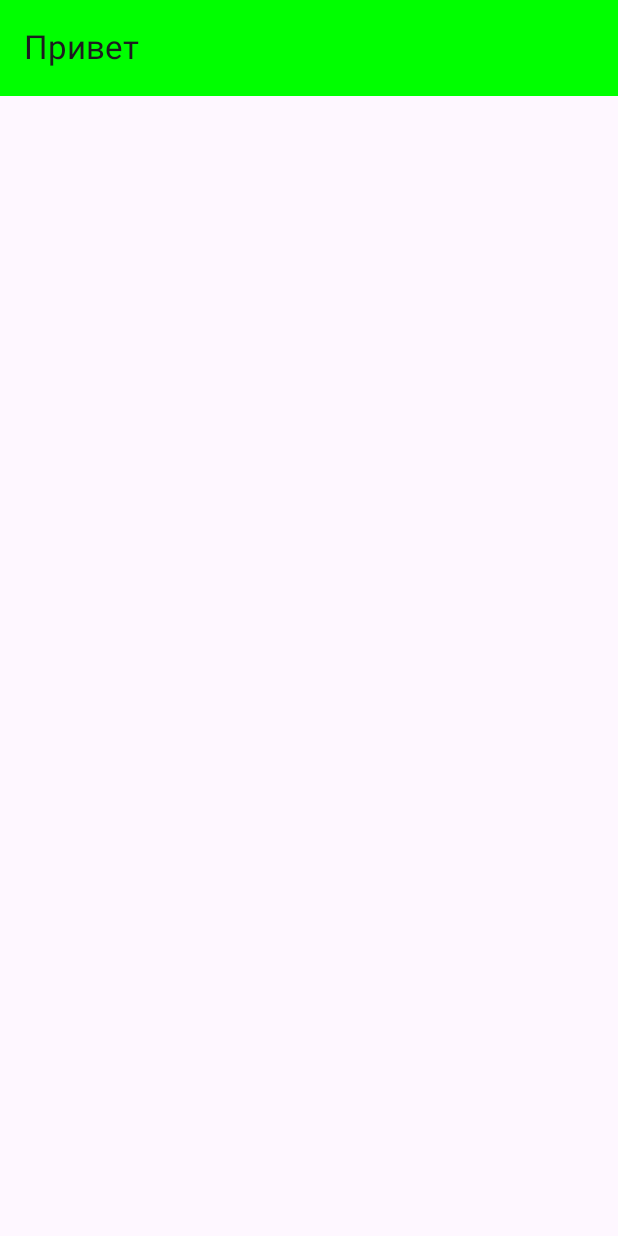
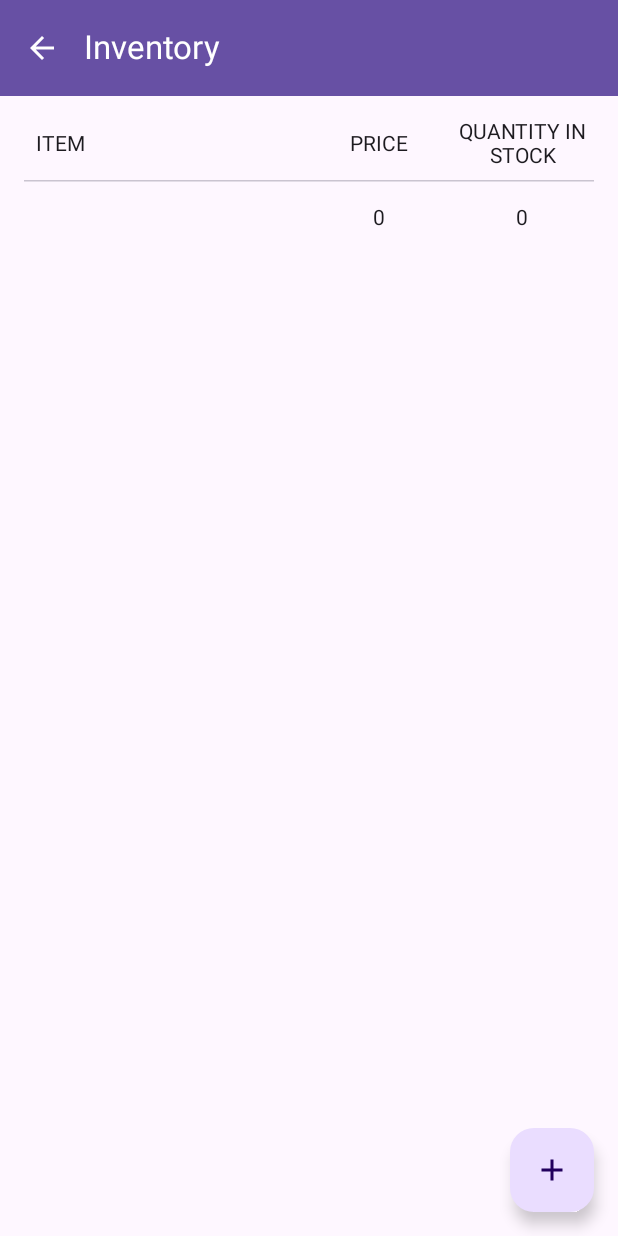
Before and after one commit to Timofiy0-0/Inventory, an Android app built with Jetpack Compose: the InventoryScreen screen opened through its navigation route, on a phone screen of 412 x 824 dp. Run offline under Robolectric (Android 15) with nearby library versions, the phone set to English and light mode, and no system bars; our stand-ins replace Room's generated code.

Commit message:
закончил проект

```diff
--- /dev/null
+++ b/app/src/main/java/com/tima/inventory/DAO.kt
@@ -0,0 +1,19 @@
+package com.tima.inventory
+
+import androidx.room.Dao
+import androidx.room.Insert
+import androidx.room.OnConflictStrategy
+import androidx.room.Query
+import kotlinx.coroutines.flow.Flow
+
+@Dao
+interface ItemDao {
+    @Insert(onConflict = OnConflictStrategy.REPLACE)
+    suspend fun insert(item: Item)
+
+    @Query("SELECT * FROM items")
+    fun getAllItems(): Flow<List<Item>>
+
+    @Query("DELETE FROM items WHERE id = :id")
+    suspend fun deleteById(id: Long)
+}
--- /dev/null
+++ b/app/src/main/java/com/tima/inventory/DataClass.kt
@@ -0,0 +1,14 @@
+package com.tima.inventory
+
+import androidx.room.Entity
+import androidx.room.PrimaryKey
+
+@Entity(tableName = "items")
+data class Item(
+    @PrimaryKey(autoGenerate = true)
+    val id: Long,
+    val name: String,
+    var price:Long,
+    var quantity:Long,
+
+)
--- /dev/null
+++ b/app/src/main/java/com/tima/inventory/Database.kt
@@ -0,0 +1,9 @@
+package com.tima.inventory
+
+import androidx.room.Database
+import androidx.room.RoomDatabase
+
+@Database(entities = [Item::class], version = 1)
+abstract class AppDatabase : RoomDatabase() {
+    abstract fun itemDao(): ItemDao
+}
--- a/app/src/main/java/com/tima/inventory/InventoryApp.kt
+++ b/app/src/main/java/com/tima/inventory/InventoryApp.kt
@@ -1,48 +1,190 @@
 package com.tima.inventory
 
+import androidx.compose.foundation.clickable
 import androidx.compose.foundation.layout.Column
+import androidx.compose.foundation.layout.Row
+import androidx.compose.foundation.layout.Spacer
+import androidx.compose.foundation.layout.fillMaxSize
+import androidx.compose.foundation.layout.fillMaxWidth
+import androidx.compose.foundation.layout.height
+import androidx.compose.foundation.layout.padding
+import androidx.compose.foundation.lazy.LazyColumn
+import androidx.compose.foundation.lazy.items
+import androidx.compose.foundation.text.KeyboardOptions
 import androidx.compose.material3.Button
+import androidx.compose.material3.HorizontalDivider
+import androidx.compose.material3.OutlinedButton
 import androidx.compose.material3.Text
 import androidx.compose.material3.TextField
 import androidx.compose.runtime.Composable
+import androidx.compose.runtime.LaunchedEffect
 import androidx.compose.runtime.getValue
+import androidx.compose.runtime.mutableLongStateOf
 import androidx.compose.runtime.mutableStateOf
 import androidx.compose.runtime.saveable.rememberSaveable
 import androidx.compose.runtime.setValue
+import androidx.compose.ui.Alignment
+import androidx.compose.ui.Modifier
+import androidx.compose.ui.text.input.KeyboardType
+import androidx.compose.ui.text.style.TextAlign
+import androidx.compose.ui.unit.dp
 import androidx.compose.ui.unit.sp
+import androidx.lifecycle.compose.collectAsStateWithLifecycle
 import androidx.navigation.NavHostController
 
 @Composable
-fun InventoryScreen(navController: NavHostController) {
-
-}
-
-@Composable
-fun AddItemScreen(navController: NavHostController) {
-    var name by rememberSaveable { mutableStateOf("") }
-    var surname by rememberSaveable { mutableStateOf("") }
-    var result by rememberSaveable { mutableStateOf("") }
-    Column {
-        TextField(value = name, onValueChange = { name = it })
-        TextField(value = surname, onValueChange = { surname = it })
-        Button(onClick = { result = "$name $surname" }) {
-            Text(text = "Анука что там будет")
+fun InventoryScreen(navController: NavHostController, viewModel: ItemViewModel) {
+    val allItems by viewModel.allItems.collectAsStateWithLifecycle(listOf())
+    Column(
+        Modifier
+            .padding(16.dp)
+            .fillMaxSize()
+    ) {
+        Row {
+            Text(
+                text = "ITEM",
+                Modifier
+                    .weight(2F)
+                    .align(Alignment.CenterVertically)
+                    .padding(start = 8.dp)
+            )
+            Text(
+                text = "PRICE",
+                Modifier
+                    .weight(1F)
+                    .align(Alignment.CenterVertically), textAlign = TextAlign.Center
+            )
+            Text(
+                text = "QUANTITY IN STOCK",
+                Modifier
+                    .weight(1F)
+                    .align(Alignment.CenterVertically), textAlign = TextAlign.Center
+            )
         }
-        Text(text = result, fontSize = 50.sp)
+        Spacer(Modifier.height(8.dp))
+        HorizontalDivider()
+        LazyColumn {
+            items(allItems) { item ->
+                ItemView(item) { itemData ->
+                    viewModel.selectedItem = itemData
+                    navController.navigate(ITEM_DETAILS_SCREEN)
+                }
+            }
+        }
     }
 }
 
 @Composable
-fun EditItemScreen(navController: NavHostController) {
-
+fun ItemView(item: Item, onClick: (Item) -> Unit) {
+    Row(
+        Modifier
+            .height(48.dp)
+            .clickable { onClick(item) }
+    )
+    {
+        Text(
+            item.name,
+            Modifier
+                .weight(2f)
+                .align(Alignment.CenterVertically)
+                .padding(start = 8.dp)
+        )
+        Text(
+            item.price.toString(),
+            Modifier
+                .weight(1f)
+                .align(Alignment.CenterVertically),
+            textAlign = TextAlign.Center
+        )
+        Text(
+            item.quantity.toString(),
+            Modifier
+                .weight(1f)
+                .align(Alignment.CenterVertically),
+            textAlign = TextAlign.Center
+        )
+    }
 }
 
 @Composable
-fun ItemDetailsScreen(navController: NavHostController) {
+fun AddEditItemScreen(navController: NavHostController, viewModel: ItemViewModel) {
+    var name by rememberSaveable { mutableStateOf(viewModel.selectedItem?.name ?: "") }
+    var price by rememberSaveable { mutableStateOf(viewModel.selectedItem?.price?.toString() ?: "") }
+    var quantity by rememberSaveable {
+        mutableStateOf(
+            viewModel.selectedItem?.quantity?.toString() ?: ""
+        )
+    }
+    Column(modifier = Modifier.padding(16.dp)) {
+        TextField(name, { name = it }, modifier = Modifier.fillMaxWidth(), label = {
+            Text("Item Name")
+        })
+        Spacer(Modifier.height(16.dp))
+        TextField(
+            value = price,
+            onValueChange = { price = it },
+            modifier = Modifier.fillMaxWidth(),
+            keyboardOptions = KeyboardOptions.Default.copy(keyboardType = KeyboardType.Number),
+            label = { Text("Item Price") }
+        )
+        Spacer(Modifier.height(16.dp))
+        TextField(
+            value = quantity,
+            onValueChange = { quantity = it },
+            keyboardOptions = KeyboardOptions.Default.copy(keyboardType = KeyboardType.Number),
+            modifier = Modifier.fillMaxWidth(),
+            label = { Text("Quantity in Stock") }
+        )
+        Spacer(Modifier.height(32.dp))
+        Button({
+            val newItem = if (viewModel.selectedItem != null)
+                viewModel.selectedItem!!.copy(
+                    name = name,
+                    price = price.toLongOrNull() ?: 0,
+                    quantity = quantity.toLongOrNull() ?: 0
+                )
+            else
+                Item(
+                id = 0,
+                name = name,
+                price = price.toLongOrNull() ?: 0,
+                quantity = quantity.toLongOrNull() ?: 0
+            )
+            viewModel.insertItem(newItem)
+            if (viewModel.selectedItem != null) viewModel.selectedItem = newItem
+            navController.popBackStack()
+        }, modifier = Modifier.fillMaxWidth()) { Text("Save") }
+    }
+}
 
+@Composable
+fun ItemDetailsScreen(navController: NavHostController, viewModel: ItemViewModel) {
+    var quantity by rememberSaveable { mutableLongStateOf(viewModel.selectedItem?.quantity ?: 0) }
+    LaunchedEffect(Unit) { quantity = viewModel.selectedItem?.quantity ?: 0 }
+    Column(Modifier.padding(16.dp)) {
+        Text(viewModel.selectedItem?.name ?: "", fontSize = 16.sp)
+        Spacer(Modifier.height(16.dp))
+        Text("$ " + viewModel.selectedItem?.price, fontSize = 16.sp)
+        Spacer(Modifier.height(16.dp))
+        Text("Quantity in Stock: $quantity", fontSize = 16.sp)
+        Spacer(Modifier.height(16.dp))
+        Button({
+            if (quantity > 0) {
+                val newItem = viewModel.selectedItem!!.copy(quantity = quantity - 1)
+                viewModel.insertItem(newItem)
+                quantity -= 1
+                viewModel.selectedItem = newItem
+            }
+        }, modifier = Modifier.fillMaxWidth()) { Text("Sell") }
+        OutlinedButton({
+            viewModel.selectedItem?.id?.let {
+                viewModel.deleteItemById(it)
+                navController.navigateUp()
+            }
+        }, modifier = Modifier.fillMaxWidth()) { Text("Delete") }
+    }
 }
 
 const val INVENTORY_SCREEN = "Inventory"
-const val ADD_ITEM_SCREEN = "Add Item"
-const val EDIT_ITEM_SCREEN = "Edit Item"
+const val ADD_EDIT_ITEM_SCREEN = "Add/Edit Item"
 const val ITEM_DETAILS_SCREEN = "Item Details"
--- a/app/src/main/java/com/tima/inventory/MainActivity.kt
+++ b/app/src/main/java/com/tima/inventory/MainActivity.kt
@@ -3,21 +3,28 @@
 import android.os.Bundle
 import androidx.activity.ComponentActivity
 import androidx.activity.compose.setContent
-import androidx.compose.foundation.layout.Column
-import androidx.compose.foundation.layout.fillMaxSize
 import androidx.compose.foundation.layout.padding
+import androidx.compose.material.icons.Icons
+import androidx.compose.material.icons.automirrored.filled.ArrowBack
 import androidx.compose.material3.Button
 import androidx.compose.material3.ExperimentalMaterial3Api
+import androidx.compose.material3.FloatingActionButton
+import androidx.compose.material3.Icon
+import androidx.compose.material3.IconButton
+import androidx.compose.material3.MaterialTheme
 import androidx.compose.material3.Scaffold
 import androidx.compose.material3.Text
 import androidx.compose.material3.TopAppBar
 import androidx.compose.material3.TopAppBarDefaults.topAppBarColors
 import androidx.compose.runtime.Composable
+import androidx.compose.runtime.getValue
 import androidx.compose.ui.Modifier
 import androidx.compose.ui.graphics.Color
-import androidx.navigation.NavHostController
+import androidx.compose.ui.res.painterResource
+import androidx.lifecycle.viewmodel.compose.viewModel
 import androidx.navigation.compose.NavHost
 import androidx.navigation.compose.composable
+import androidx.navigation.compose.currentBackStackEntryAsState
 import androidx.navigation.compose.rememberNavController
 
 class MainActivity : ComponentActivity() {
@@ -30,26 +37,47 @@
 @OptIn(ExperimentalMaterial3Api::class)
 @Composable
 fun MyApp() {
-    Scaffold(topBar = {
-        TopAppBar(
-            title = { Text(text = "Привет") },
-            colors = topAppBarColors(containerColor = Color.Green)
-        )
-    })
+    val navController = rememberNavController()
+    val currentBackStackEntry by navController.currentBackStackEntryAsState()
+    val currentRoute = currentBackStackEntry?.destination?.route
+    val viewModel: ItemViewModel = viewModel()
+    Scaffold(
+        topBar = {
+            TopAppBar(
+                title = { Text(text = currentRoute ?: "", color = Color.White) },
+                navigationIcon = {
+                    if (navController.previousBackStackEntry != null) {
+                        IconButton(onClick = { navController.popBackStack() }) {
+                            Icon(
+                                imageVector = Icons.AutoMirrored.Filled.ArrowBack,
+                                contentDescription = null, tint = Color.White
+                            )
+                        }
+                    }
+                },
+                colors = topAppBarColors(containerColor = MaterialTheme.colorScheme.primary)
+            )
+        },
+        floatingActionButton = {
+            if (currentRoute == INVENTORY_SCREEN)
+                FloatingActionButton({
+                    viewModel.selectedItem = null
+                    navController.navigate(ADD_EDIT_ITEM_SCREEN)
+                }) { Icon(painter = painterResource(R.drawable.add), contentDescription = null) }
+            else if (currentRoute == ITEM_DETAILS_SCREEN)
+                FloatingActionButton({
+                    navController.navigate(ADD_EDIT_ITEM_SCREEN)
+                }) { Icon(painter = painterResource(R.drawable.edit), contentDescription = null) }
+
+        })
     { padding ->
-        val navController = rememberNavController()
         NavHost(
-            navController = navController,
-            startDestination = INVENTORY_SCREEN,
+            navController = navController, startDestination = INVENTORY_SCREEN,
             modifier = Modifier.padding(padding)
         ) {
-
-            composable(INVENTORY_SCREEN) { InventoryScreen(navController) }
-            composable(ADD_ITEM_SCREEN) { AddItemScreen(navController) }
-            composable(EDIT_ITEM_SCREEN) { EditItemScreen(navController) }
-            composable(ITEM_DETAILS_SCREEN) { ItemDetailsScreen(navController) }
-
-
+            composable(INVENTORY_SCREEN) { InventoryScreen(navController, viewModel) }
+            composable(ADD_EDIT_ITEM_SCREEN) { AddEditItemScreen(navController, viewModel) }
+            composable(ITEM_DETAILS_SCREEN) { ItemDetailsScreen(navController, viewModel) }
         }
     }
 }
--- /dev/null
+++ b/app/src/main/java/com/tima/inventory/ViewModel.kt
@@ -0,0 +1,25 @@
+package com.tima.inventory
+
+import android.app.Application
+import androidx.lifecycle.AndroidViewModel
+import androidx.lifecycle.viewModelScope
+import androidx.room.Room
+import kotlinx.coroutines.launch
+
+class ItemViewModel(application: Application) : AndroidViewModel(application) {
+    private val database: AppDatabase =
+        Room.databaseBuilder(application, AppDatabase::class.java, "item_db").build()
+    val itemDao = database.itemDao()
+    var selectedItem: Item? = null
+    val allItems = itemDao.getAllItems()
+
+    // Добавить новый элемент
+    fun insertItem(item: Item) = viewModelScope.launch {
+        itemDao.insert(item)
+    }
+
+    // Удалить элемент по ID
+    fun deleteItemById(itemId: Long) = viewModelScope.launch {
+        itemDao.deleteById(itemId)
+    }
+}
--- /dev/null
+++ b/app/src/main/res/drawable/add.xml
@@ -0,0 +1,5 @@
+<vector xmlns:android="http://schemas.android.com/apk/res/android" android:height="24dp" android:tint="#000000" android:viewportHeight="24" android:viewportWidth="24" android:width="24dp">
+
+    <path android:fillColor="@android:color/white" android:pathData="M19,13h-6v6h-2v-6H5v-2h6V5h2v6h6v2z"/>
+
+</vector>
--- /dev/null
+++ b/app/src/main/res/drawable/edit.xml
@@ -0,0 +1,5 @@
+<vector xmlns:android="http://schemas.android.com/apk/res/android" android:height="24dp" android:tint="#000000" android:viewportHeight="24" android:viewportWidth="24" android:width="24dp">
+
+    <path android:fillColor="@android:color/white" android:pathData="M3,17.25V21h3.75L17.81,9.94l-3.75,-3.75L3,17.25zM20.71,7.04c0.39,-0.39 0.39,-1.02 0,-1.41l-2.34,-2.34c-0.39,-0.39 -1.02,-0.39 -1.41,0l-1.83,1.83 3.75,3.75 1.83,-1.83z"/>
+
+</vector>
```
Also changed, not shown: app/build.gradle.kts (+14 -8 lines), gradle/libs.versions.toml (+18 -15 lines), 1 other file.
